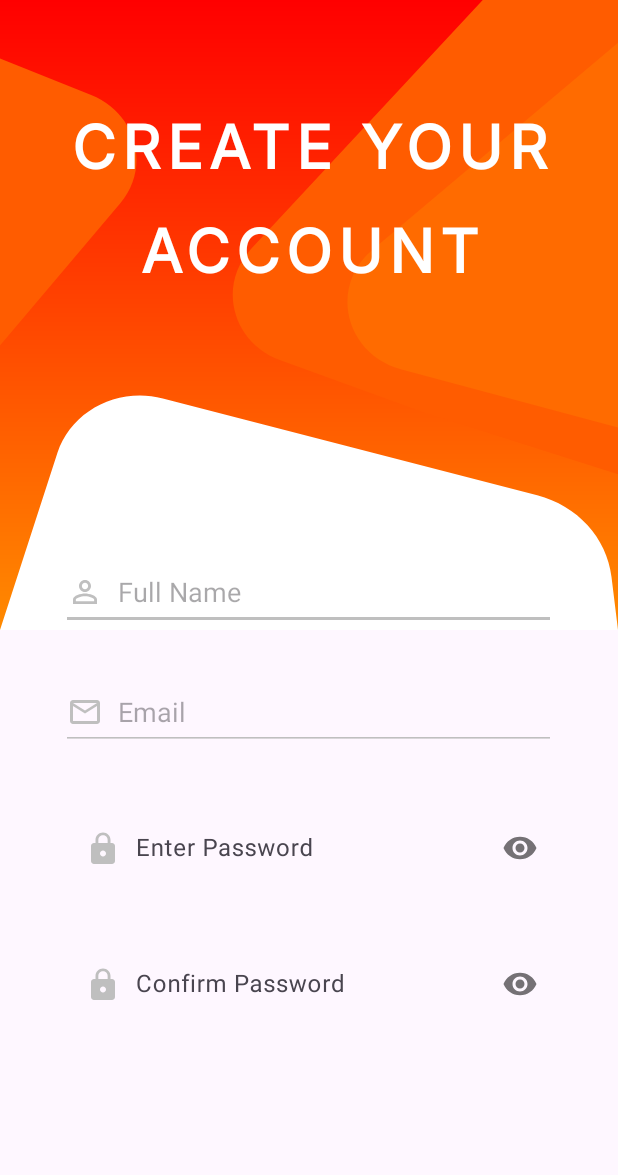
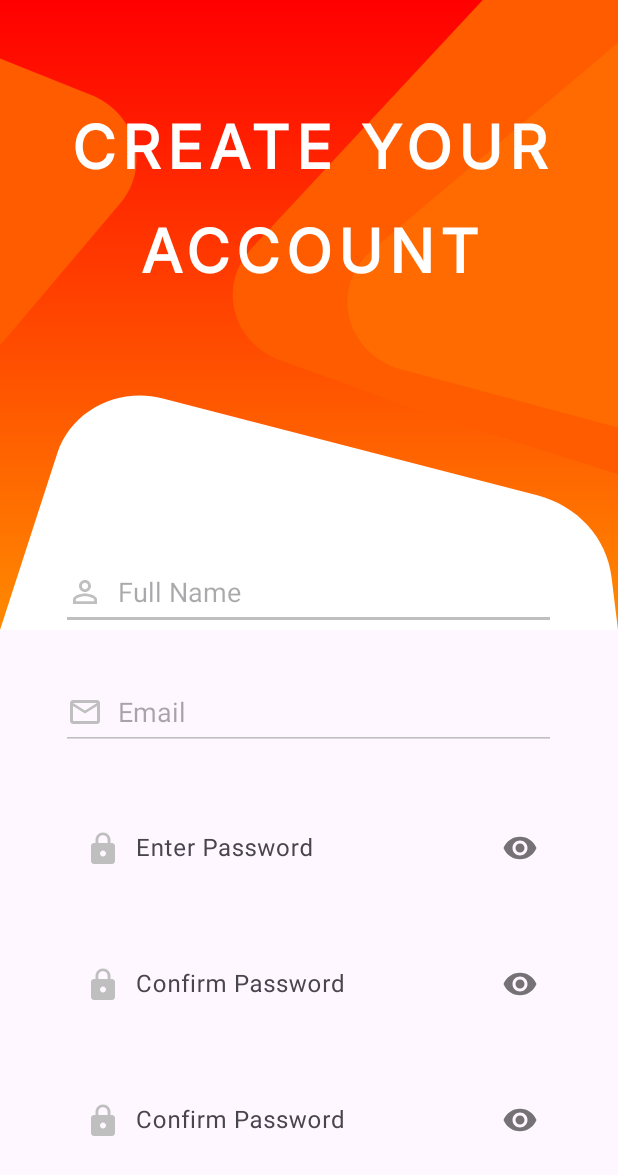
Before and after one commit to KristiantoJohan/scholaris_labschool, an Android app: the layout signup_activity.xml on its own in the app's theme, with its tools: preview values and no code run, on a phone screen of 412 x 824 dp. Shown: the top 1175 px of the screen. Run offline under Robolectric (Android 15) with nearby library versions, the phone set to English and light mode, and no system bars.

Commit message:
New Changes!

```diff
--- a/app/src/main/res/layout/signup_activity.xml
+++ b/app/src/main/res/layout/signup_activity.xml
@@ -25,7 +25,7 @@
                 android:textSize="40sp"
                 android:textStyle="bold"
                 android:textAlignment="center"
-                android:layout_gravity="center_vertical">
+                android:layout_gravity="center">
             </TextView>
         </LinearLayout>
 
@@ -93,7 +93,7 @@
         </com.google.android.material.textfield.TextInputLayout>
 
         <com.google.android.material.textfield.TextInputLayout
-            android:id="@+id/confirmPasswordLayout"
+            android:id="@+id/confirmPasswordLayout2"
             android:layout_width="match_parent"
             android:layout_height="wrap_content"
             app:passwordToggleEnabled="true"
@@ -103,7 +103,29 @@
             android:gravity="center_horizontal">
 
             <com.google.android.material.textfield.TextInputEditText
-                android:id="@+id/confirmPassword"
+                android:id="@+id/confirmPassword2"
+                android:layout_width="330dp"
+                android:layout_height="50dp"
+                android:hint="Confirm Password"
+                android:backgroundTint="#BFBFBF"
+                android:inputType="textPassword"
+                android:drawablePadding="10dp"
+                android:drawableEnd="@drawable/password_visible"
+                android:drawableStart="@drawable/password_input_icon"/>
+        </com.google.android.material.textfield.TextInputLayout>
+
+        <com.google.android.material.textfield.TextInputLayout
+            android:id="@+id/confirmPasswordLayout3"
+            android:layout_width="match_parent"
+            android:layout_height="wrap_content"
+            app:passwordToggleEnabled="true"
+            android:layout_marginTop="30dp"
+            app:boxBackgroundMode="none"
+            app:hintTextAppearance="#BFBFBF"
+            android:gravity="center_horizontal">
+
+            <com.google.android.material.textfield.TextInputEditText
+                android:id="@+id/confirmPassword3"
                 android:layout_width="330dp"
                 android:layout_height="50dp"
                 android:hint="Confirm Password"
```
